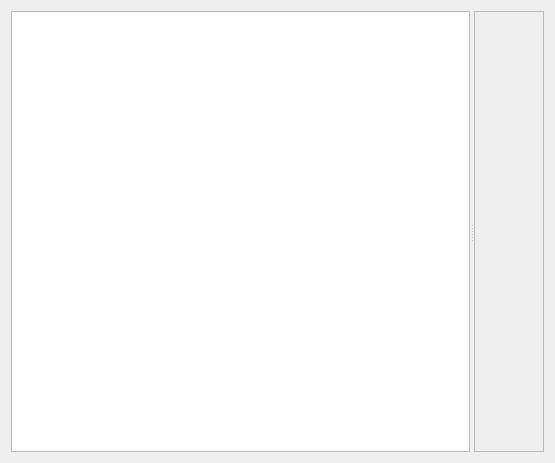
Old version of the form src/libkommitwidgets/dialogs/fileblamedialog.ui in the repository KDE/kommit.
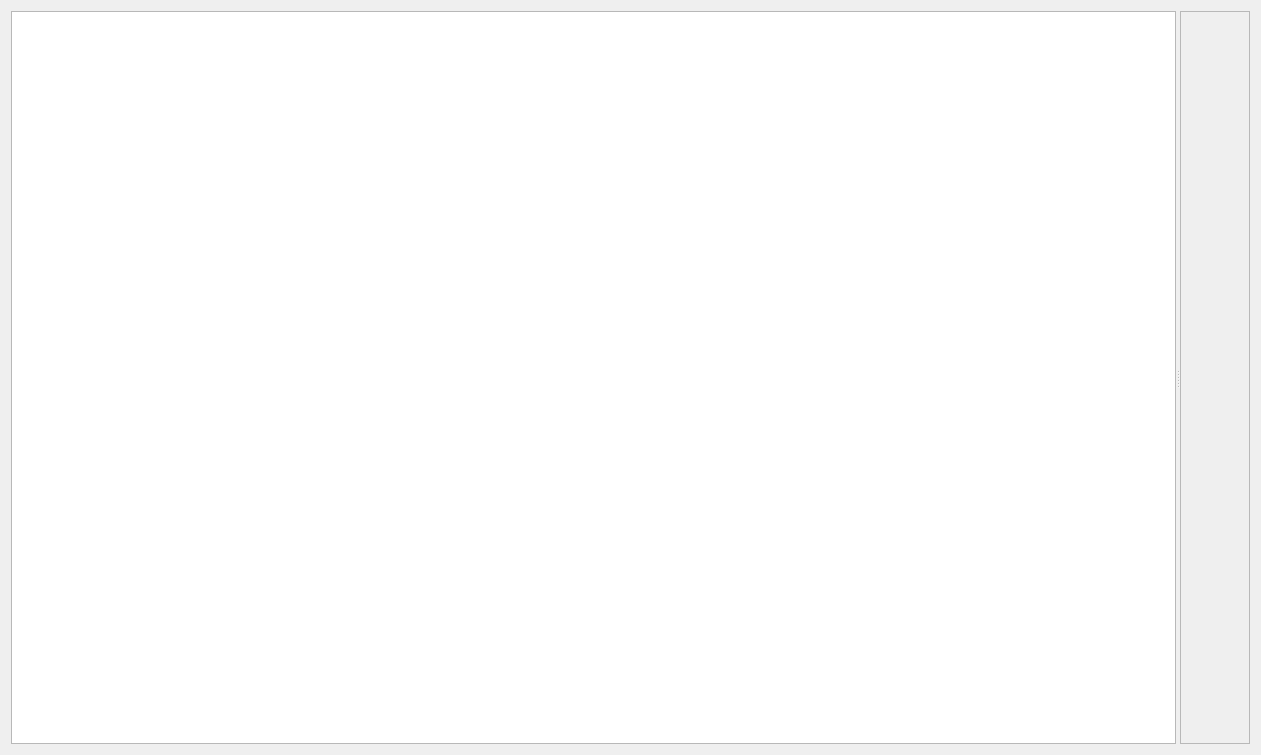
New version of the form. Custom widgets are drawn as their Qt base class.

Diff of the .ui file:
```diff
--- a/src/libkommitwidgets/dialogs/fileblamedialog.ui
+++ b/src/libkommitwidgets/dialogs/fileblamedialog.ui
@@ -6,8 +6,8 @@
    <rect>
     <x>0</x>
     <y>0</y>
-    <width>555</width>
-    <height>463</height>
+    <width>1261</width>
+    <height>755</height>
    </rect>
   </property>
   <property name="windowTitle">
@@ -30,7 +30,7 @@
          <x>0</x>
          <y>0</y>
          <width>68</width>
-         <height>443</height>
+         <height>735</height>
         </rect>
        </property>
        <layout class="QVBoxLayout" name="verticalLayout_2">
```
Left out of the diff: 2 changed lines with no effect on the pictures.
